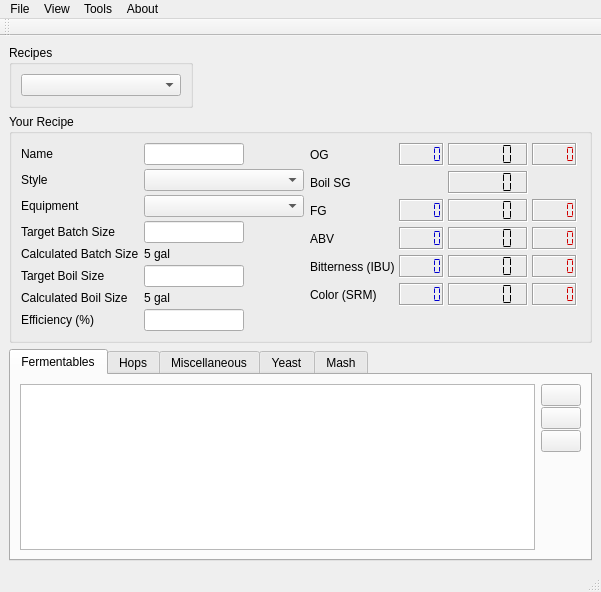
Above: ui/mainWindow.ui from Brewtarget/brewtarget before the change. Below: the same form after it.
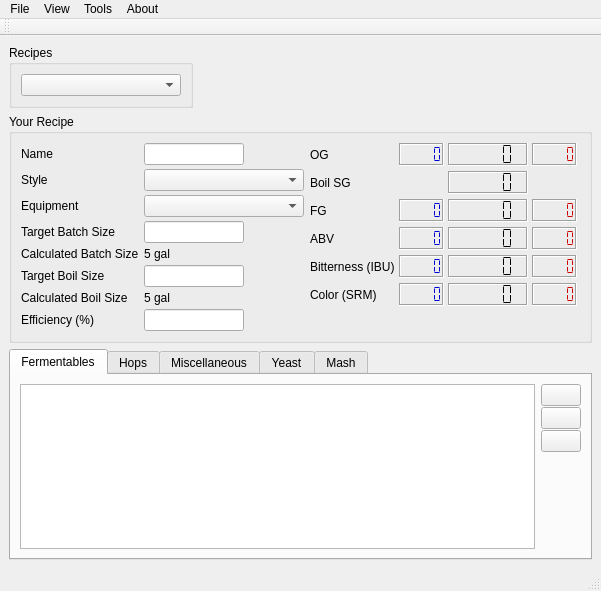
That is the form after the change. The open tabs and pages were chosen to show the change. Icons and pictures are not drawn. Custom widgets are drawn as their Qt base class.

Diff of the .ui file:
```diff
--- a/ui/mainWindow.ui
+++ b/ui/mainWindow.ui
@@ -7,7 +7,7 @@
     <x>0</x>
     <y>0</y>
     <width>601</width>
-    <height>592</height>
+    <height>591</height>
    </rect>
   </property>
   <property name="sizePolicy">
```
Left out of the diff: 34 changed lines with no effect on the pictures.
